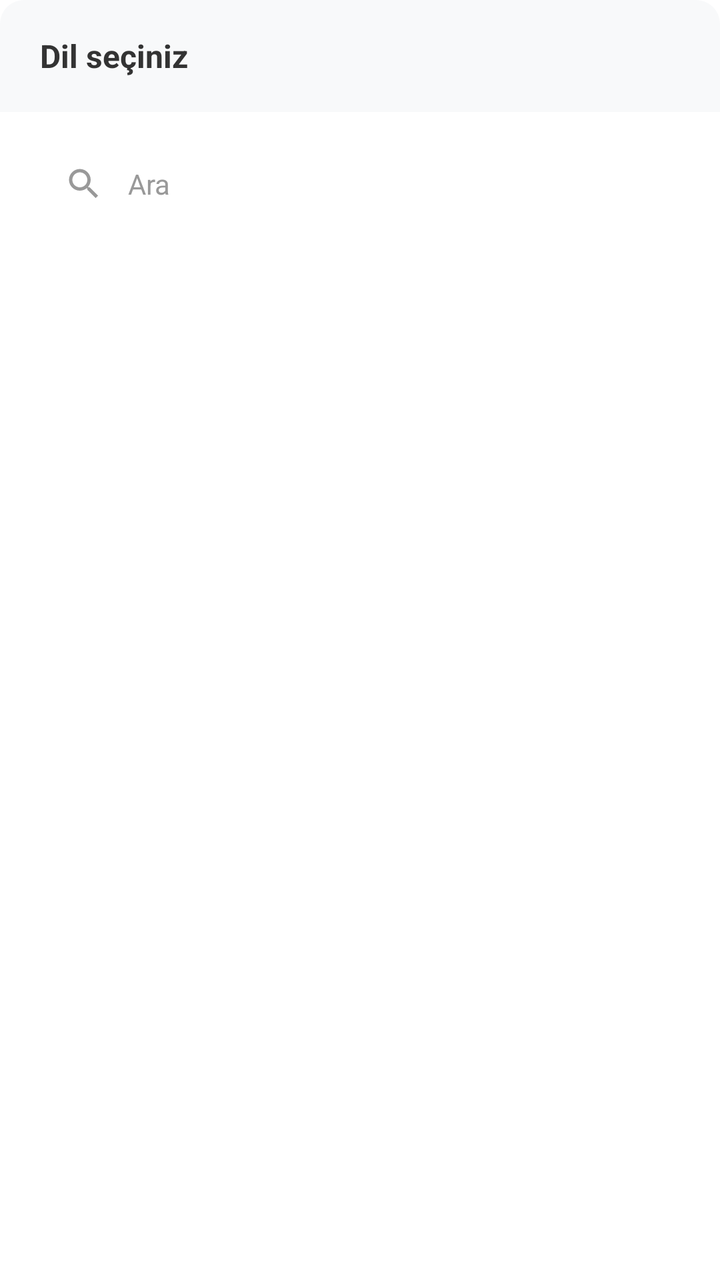
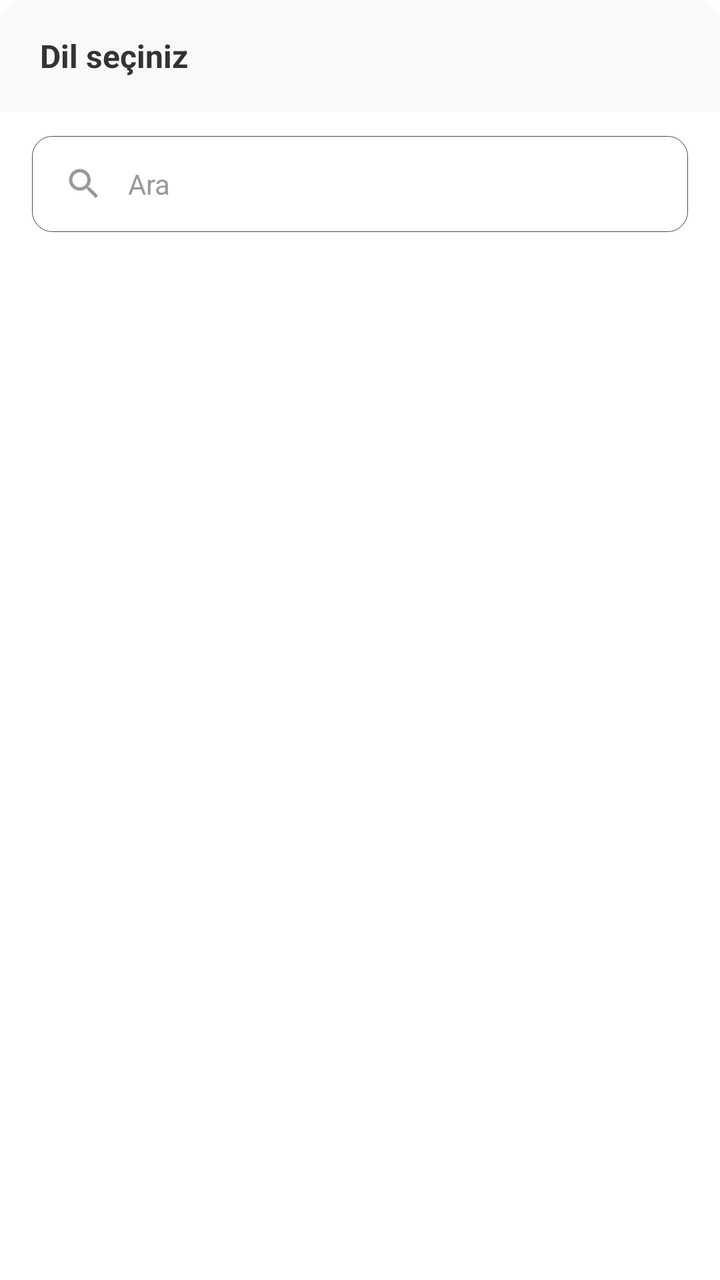

An Android layout rendered at two revisions. The XML below is the earlier revision; the diff shows what the commit changed to produce the second picture.
<!-- AndroidManifest.xml: application theme Theme.OkeyScore -->
<!-- res/layout/dialog_language_selection.xml -->
<?xml version="1.0" encoding="utf-8"?>
<LinearLayout xmlns:android="http://schemas.android.com/apk/res/android"
    xmlns:app="http://schemas.android.com/apk/res-auto"
    android:layout_width="match_parent"
    android:layout_height="wrap_content"
    android:orientation="vertical"
    android:padding="0dp">

    <LinearLayout
        android:layout_width="match_parent"
        android:layout_height="56dp"
        android:background="@drawable/dialog_header_background"
        android:gravity="center_vertical"
        android:orientation="horizontal"
        android:paddingStart="20dp"
        android:paddingEnd="20dp">

        <TextView
            android:layout_width="0dp"
            android:layout_height="wrap_content"
            android:layout_weight="1"
            android:text="@string/select_language"
            android:textColor="#333333"
            android:textSize="16sp"
            android:textStyle="bold" />

    </LinearLayout>

    <LinearLayout
        android:layout_width="match_parent"
        android:layout_height="48dp"
        android:layout_marginStart="16dp"
        android:layout_marginTop="12dp"
        android:layout_marginEnd="16dp"
        android:gravity="center_vertical"
        android:orientation="horizontal"
        android:paddingStart="16dp"
        android:paddingEnd="16dp">

        <ImageView
            android:layout_width="20dp"
            android:layout_height="20dp"
            android:layout_marginEnd="12dp"
            android:contentDescription="@string/todo"
            android:src="@drawable/ic_search"
            app:tint="#999999" />

        <EditText
            android:id="@+id/search"
            android:layout_width="0dp"
            android:layout_height="wrap_content"
            android:layout_weight="1"
            android:background="@null"
            android:hint="@string/language_dialog_search_text"
            android:importantForAutofill="no"
            android:inputType="text"
            android:textColorHint="#999999"
            android:textSize="14sp" />
    </LinearLayout>

    <androidx.recyclerview.widget.RecyclerView
        android:id="@+id/languagesRecyclerView"
        android:layout_width="match_parent"
        android:layout_height="wrap_content"
        android:layout_marginTop="8dp"
        android:paddingBottom="8dp" />

</LinearLayout>
<!-- resources referenced by this layout -->
<resources>
  <!-- drawable dialog_header_background (drawable) -->
  <?xml version="1.0" encoding="utf-8"?>
  <shape xmlns:android="http://schemas.android.com/apk/res/android">
      <solid android:color="#F8F9FA" />
      <corners
          android:topLeftRadius="12dp"
          android:topRightRadius="12dp" />
  </shape>
  <!-- drawable ic_search (drawable) -->
  <vector android:height="24dp" android:tint="@color/icon_color"
      android:viewportHeight="24" android:viewportWidth="24"
      android:width="24dp" xmlns:android="http://schemas.android.com/apk/res/android">
      <path android:fillColor="@color/icon_color" android:pathData="M15.5,14h-0.79l-0.28,-0.27C15.41,12.59 16,11.11 16,9.5 16,5.91 13.09,3 9.5,3S3,5.91 3,9.5 5.91,16 9.5,16c1.61,0 3.09,-0.59 4.23,-1.57l0.27,0.28v0.79l5,4.99L20.49,19l-4.99,-5zM9.5,14C7.01,14 5,11.99 5,9.5S7.01,5 9.5,5 14,7.01 14,9.5 11.99,14 9.5,14z"/>
  </vector>
  <string name="language_dialog_search_text" tools:ignore="MissingTranslation">Ara</string>
  <string name="select_language" tools:ignore="MissingTranslation">Dil seçiniz</string>
  <string name="todo" tools:ignore="MissingTranslation">TODO</string>
  <style name="Theme.OkeyScore" parent="Theme.MaterialComponents.Light.NoActionBar">
          <item name="android:statusBarColor">@color/status_bar_color</item>
          <item name="colorPrimary">@color/primary_color</item>
          <item name="colorPrimaryDark">@color/primary_color</item>
          <item name="android:colorPrimaryDark">@color/primary_color</item>
          <item name="android:windowLightStatusBar">true</item>
          <item name="colorControlActivated">@color/cursor_color</item>
  
      </style>
  <color name="icon_color">#455A64</color>
  <color name="status_bar_color">#F6F6F8</color>
  <color name="primary_color">#23221F</color>
  <color name="cursor_color">#4CAF50</color>
</resources>

<!-- the commit's change to res/layout/dialog_language_selection.xml (unified diff, before → after) -->
@@ -32,6 +32,7 @@
         android:layout_marginStart="16dp"
         android:layout_marginTop="12dp"
         android:layout_marginEnd="16dp"
+        android:background="@drawable/searchview_border"
         android:gravity="center_vertical"
         android:orientation="horizontal"
         android:paddingStart="16dp"
<!-- resource entries referenced after the edit -->
@@ -14,6 +14,16 @@
       android:width="24dp" xmlns:android="http://schemas.android.com/apk/res/android">
       <path android:fillColor="@color/icon_color" android:pathData="M15.5,14h-0.79l-0.28,-0.27C15.41,12.59 16,11.11 16,9.5 16,5.91 13.09,3 9.5,3S3,5.91 3,9.5 5.91,16 9.5,16c1.61,0 3.09,-0.59 4.23,-1.57l0.27,0.28v0.79l5,4.99L20.49,19l-4.99,-5zM9.5,14C7.01,14 5,11.99 5,9.5S7.01,5 9.5,5 14,7.01 14,9.5 11.99,14 9.5,14z"/>
   </vector>
+  <!-- drawable searchview_border (drawable) -->
+  <?xml version="1.0" encoding="UTF-8"?>
+  <shape xmlns:android="http://schemas.android.com/apk/res/android"
+      android:padding="12dp"
+      android:shape="rectangle" >
+      <corners android:radius="10dp"/>
+      <stroke
+          android:width="0.3dp"
+          android:color="@color/searchview_border_color" />
+  </shape>
   <string name="language_dialog_search_text" tools:ignore="MissingTranslation">Ara</string>
   <string name="select_language" tools:ignore="MissingTranslation">Dil seçiniz</string>
   <string name="todo" tools:ignore="MissingTranslation">TODO</string>
@@ -27,6 +37,7 @@
   
       </style>
   <color name="icon_color">#455A64</color>
+  <color name="searchview_border_color">#45494A</color>
   <color name="status_bar_color">#F6F6F8</color>
   <color name="primary_color">#23221F</color>
   <color name="cursor_color">#4CAF50</color>
